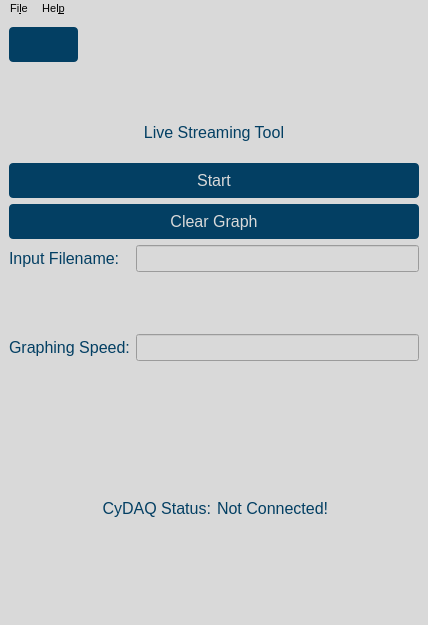
wyattduber/CyDAQ, file gui/qtdesigner/LiveStream.ui: the form before one commit.
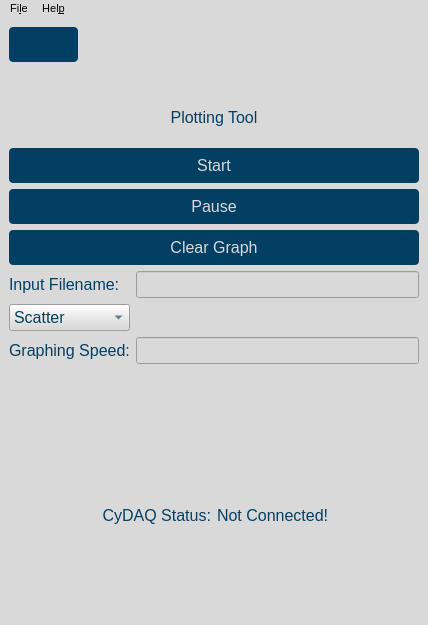
The form after the commit. Icons and pictures are not drawn.

Commit message: Made a dropdown and pause button that both don't work fully

Patch:
```diff
--- a/gui/qtdesigner/LiveStream.ui
+++ b/gui/qtdesigner/LiveStream.ui
@@ -125,7 +125,7 @@
          <number>1</number>
         </property>
         <property name="text">
-         <string>Live Streaming Tool</string>
+         <string>Plotting Tool</string>
         </property>
         <property name="alignment">
          <set>Qt::AlignCenter</set>
@@ -139,6 +139,13 @@
         </property>
        </widget>
       </item>
+      <item>
+       <widget class="QPushButton" name="pause_btn">
+        <property name="text">
+         <string>Pause</string>
+        </property>
+       </widget>
+      </item>
       <item>
        <widget class="QPushButton" name="clear_btn">
         <property name="text">
@@ -199,6 +206,20 @@
         </property>
        </widget>
       </item>
+      <item row="1" column="0">
+       <widget class="QComboBox" name="graph_type_dropdown">
+        <item>
+         <property name="text">
+          <string>Scatter</string>
+         </property>
+        </item>
+        <item>
+         <property name="text">
+          <string>Line</string>
+         </property>
+        </item>
+       </widget>
+      </item>
      </layout>
     </item>
     <item>
```
The commit also changes 7 other files.
